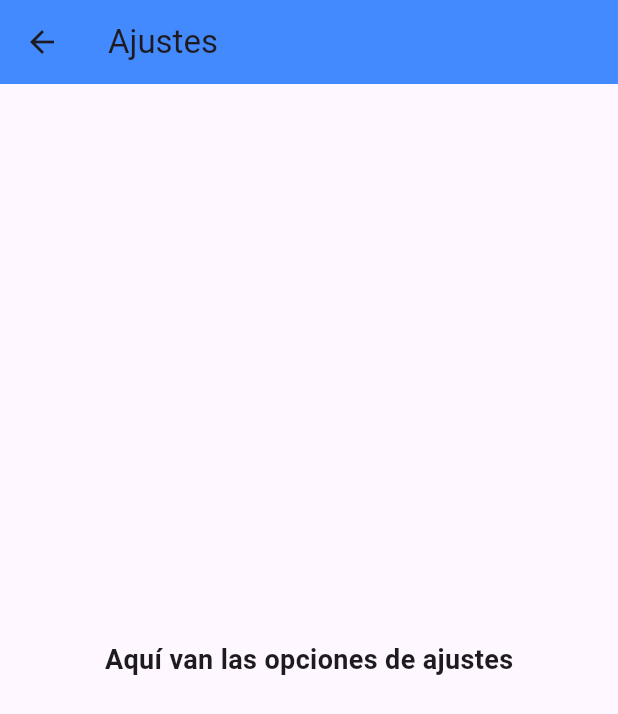
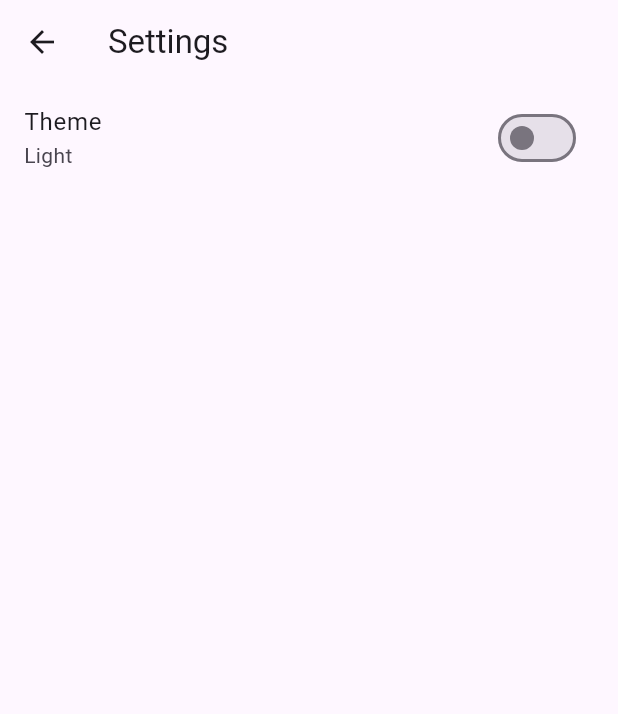
Before and after one commit to Chavid72/Aplicaciones, a Flutter app: the screen it shows after launch, after a tap on the "settings" icon, on a phone screen of 412 x 824 dp. Shown: the top 714 px of the screen. Run offline on Flutter 3.47's test engine with Material 3 defaults, Android fonts, the phone set to English and light mode, and no system bars; our stand-ins replace audioplayers, shared_preferences.

Commit message:
Temas hechos

```diff
--- a/trabajo2/lib/ajustes.dart
+++ b/trabajo2/lib/ajustes.dart
@@ -1,24 +1,34 @@
 import 'package:flutter/material.dart';
+import 'package:provider/provider.dart';
+import 'theme_provider.dart';
 
 class PantallaAjustes extends StatelessWidget {
   @override
   Widget build(BuildContext context) {
+    final themeProvider = Provider.of<ThemeProvider>(context);
     return Scaffold(
       appBar: AppBar(
         leading: IconButton(
-          icon: Icon(Icons.arrow_back), // Icono de volver
-          onPressed: () {
-            Navigator.pop(context); // Volver a la pantalla anterior
-          },
+          icon: Icon(Icons.arrow_back),
+          onPressed: () => Navigator.pop(context),
         ),
-        title: Text('Ajustes'),
-        backgroundColor: Colors.blueAccent,
+        title: Text('Settings'),
       ),
-      body: Center(
-        child: Text(
-          'Aquí van las opciones de ajustes',
-          style: TextStyle(fontSize: 18, fontWeight: FontWeight.bold),
-        ),
+      body: ListView(
+        children: [
+          ListTile(
+            title: Text('Theme'),
+            subtitle: Text(
+              themeProvider.themeMode == ThemeMode.dark ? 'Dark' : 'Light',
+            ),
+            trailing: Switch(
+              value: themeProvider.themeMode == ThemeMode.dark,
+              onChanged: (value) {
+                themeProvider.toggleTheme(value);
+              },
+            ),
+          ),
+        ],
       ),
     );
   }
--- a/trabajo2/lib/main.dart
+++ b/trabajo2/lib/main.dart
@@ -3,18 +3,28 @@ import 'package:flutter/material.dart';
 import 'package:audioplayers/audioplayers.dart';
 import 'dart:async';
 import 'dart:math';
+import 'package:provider/provider.dart'; // Asegúrate de agregar el paquete provider
 import 'sopaLetras.dart';
-
+import 'theme_provider.dart';
 
 void main() => runApp(SopaDeLetrasApp());
 
 class SopaDeLetrasApp extends StatelessWidget {
   @override
   Widget build(BuildContext context) {
-    return MaterialApp(
-      title: 'Find All',
-      theme: ThemeData(primarySwatch: Colors.blue),
-      home: SopaDeLetras(),
+    return ChangeNotifierProvider(
+      create: (_) => ThemeProvider()..loadTheme(),
+      child: Consumer<ThemeProvider>(
+        builder: (context, themeProvider, child) {
+          return MaterialApp(
+            title: 'Find All',
+            theme: ThemeData.light(),
+            darkTheme: ThemeData.dark(),
+            themeMode: themeProvider.themeMode, // Usar el modo dinámico
+            home: SopaDeLetras(),
+          );
+        },
+      ),
     );
   }
 }
--- /dev/null
+++ b/trabajo2/lib/theme_provider.dart
@@ -0,0 +1,22 @@
+import 'package:flutter/material.dart';
+import 'package:shared_preferences/shared_preferences.dart';
+
+class ThemeProvider with ChangeNotifier {
+  ThemeMode _themeMode = ThemeMode.light;
+
+  ThemeMode get themeMode => _themeMode;
+
+  Future<void> toggleTheme(bool isDarkMode) async {
+    _themeMode = isDarkMode ? ThemeMode.dark : ThemeMode.light;
+    notifyListeners();
+
+    final prefs = await SharedPreferences.getInstance();
+    await prefs.setBool('isDarkMode', isDarkMode);
+  }
+
+  Future<void> loadTheme() async {
+    final prefs = await SharedPreferences.getInstance();
+    _themeMode = (prefs.getBool('isDarkMode') ?? false) ? ThemeMode.dark : ThemeMode.light;
+    notifyListeners();
+  }
+}
--- a/trabajo2/pubspec.yaml
+++ b/trabajo2/pubspec.yaml
@@ -16,6 +16,7 @@ dependencies:
     sdk: flutter
   cupertino_icons: ^1.0.8
   shared_preferences: ^2.3.3
+  provider: ^6.0.5
   audioplayers: ^6.1.0
 
 dev_dependencies:
```
Also changed, not shown: trabajo2/pubspec.lock.
